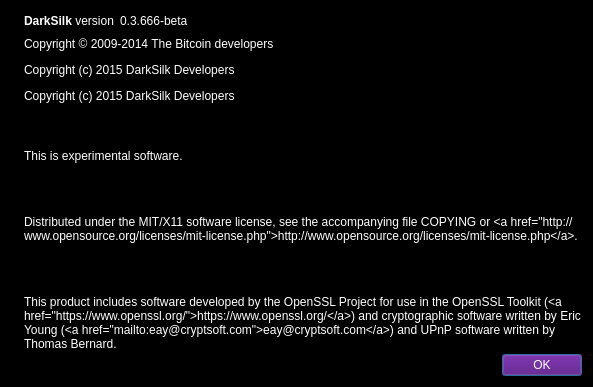
Old version of the form src/qt/forms/aboutdialog.ui in the repository waffle-iron/DarkSilk-Release-Candidate.
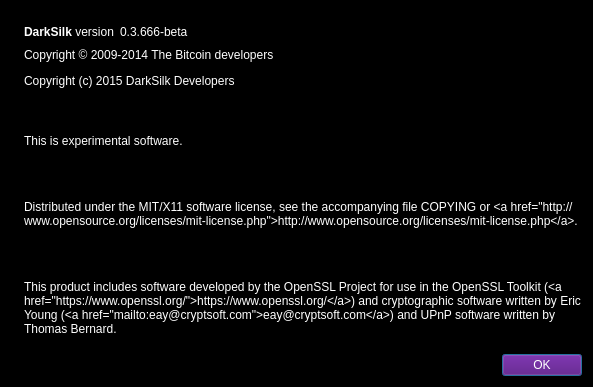
New version of the form. Icons and pictures are not drawn.

```diff
--- a/src/qt/forms/aboutdialog.ui
+++ b/src/qt/forms/aboutdialog.ui
@@ -96,7 +96,7 @@
         <cursorShape>IBeamCursor</cursorShape>
        </property>
        <property name="text">
-        <string>&lt;html&gt;&lt;head/&gt;&lt;body&gt;&lt;p&gt;&lt;span style=&quot; color:#ffffff;&quot;&gt;Copyright © 2009-2014 The Bitcoin developers&lt;/span&gt;&lt;/p&gt;&lt;p&gt;&lt;span style=&quot; color:#ffffff;&quot;&gt;Copyright (c) 2015 DarkSilk Developers&lt;/span&gt;&lt;/p&gt;&lt;p&gt;&lt;span style=&quot; color:#ffffff;&quot;&gt;Copyright (c) 2015 DarkSilk Developers&lt;/span&gt;&lt;/p&gt;&lt;/body&gt;&lt;/html&gt;</string>
+        <string>&lt;html&gt;&lt;head/&gt;&lt;body&gt;&lt;p&gt;&lt;span style=&quot; color:#ffffff;&quot;&gt;Copyright © 2009-2014 The Bitcoin developers&lt;/span&gt;&lt;/p&gt;&lt;p&gt;&lt;span style=&quot; color:#ffffff;&quot;&gt;Copyright (c) 2015 DarkSilk Developers&lt;/span&gt;&lt;/p&gt;&lt;/body&gt;&lt;/html&gt;</string>
        </property>
        <property name="textInteractionFlags">
         <set>Qt::LinksAccessibleByMouse|Qt::TextSelectableByKeyboard|Qt::TextSelectableByMouse</set>
```
